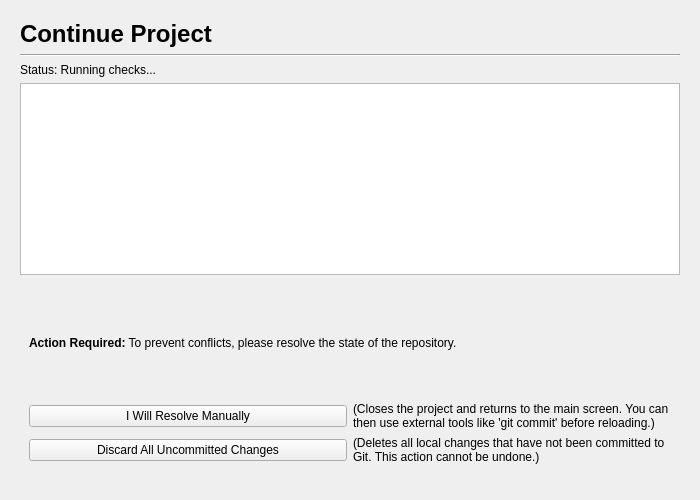
Qt form gui/preflight_check_page.ui (mariolewis/asdf_factory) before a commit.
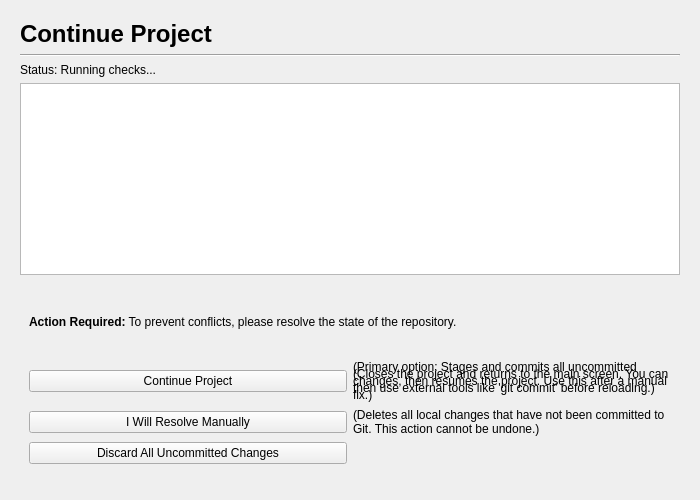
The same form after that commit. The open tabs and pages were chosen to show the change.

Commit message:
feat: Implement unified manual fix workflow
Adds a seamless loop for manual bug fixes, including a safety export on pause and an auto-commit option on resume. Refactors all user-facing 'Archive' terminology to 'Export' for clarity. Updates the PRD to accurately reflect the Genesis pipeline's test-fail-debug cycle.

The edit to the form file:
```diff
--- a/gui/preflight_check_page.ui
+++ b/gui/preflight_check_page.ui
@@ -96,6 +96,23 @@
        <item>
         <layout class="QGridLayout" name="gridLayout">
          <item row="0" column="0">
+          <widget class="QPushButton" name="continueButton">
+           <property name="text">
+            <string>Continue Project</string>
+           </property>
+          </widget>
+         </item>
+         <item row="0" column="1">
+          <widget class="QLabel" name="continueLabel">
+           <property name="text">
+            <string>(Primary option: Stages and commits all uncommitted changes, then resumes the project. Use this after a manual fix.)</string>
+           </property>
+           <property name="wordWrap">
+            <bool>true</bool>
+           </property>
+          </widget>
+         </item>
+         <item row="1" column="0">
           <widget class="QPushButton" name="manualResolveButton">
            <property name="text">
             <string>I Will Resolve Manually</string>
@@ -112,7 +129,7 @@
            </property>
           </widget>
          </item>
-         <item row="1" column="0">
+         <item row="2" column="0">
           <widget class="QPushButton" name="discardButton">
            <property name="text">
             <string>Discard All Uncommitted Changes</string>
```
The commit also changes 27 other files.
